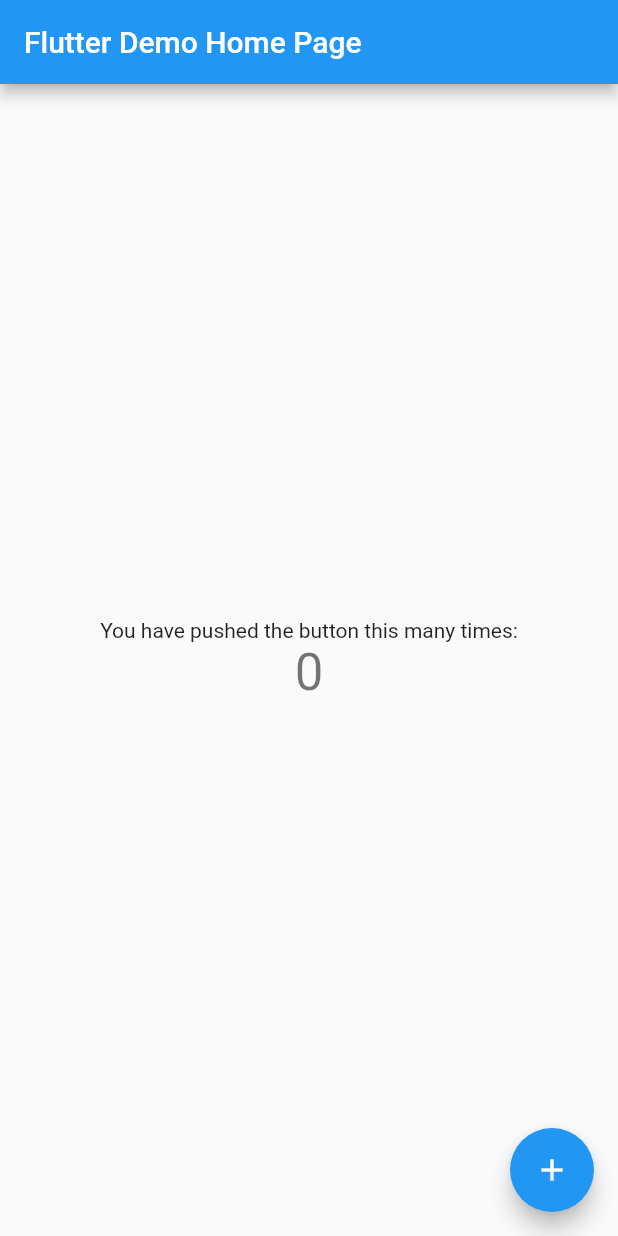
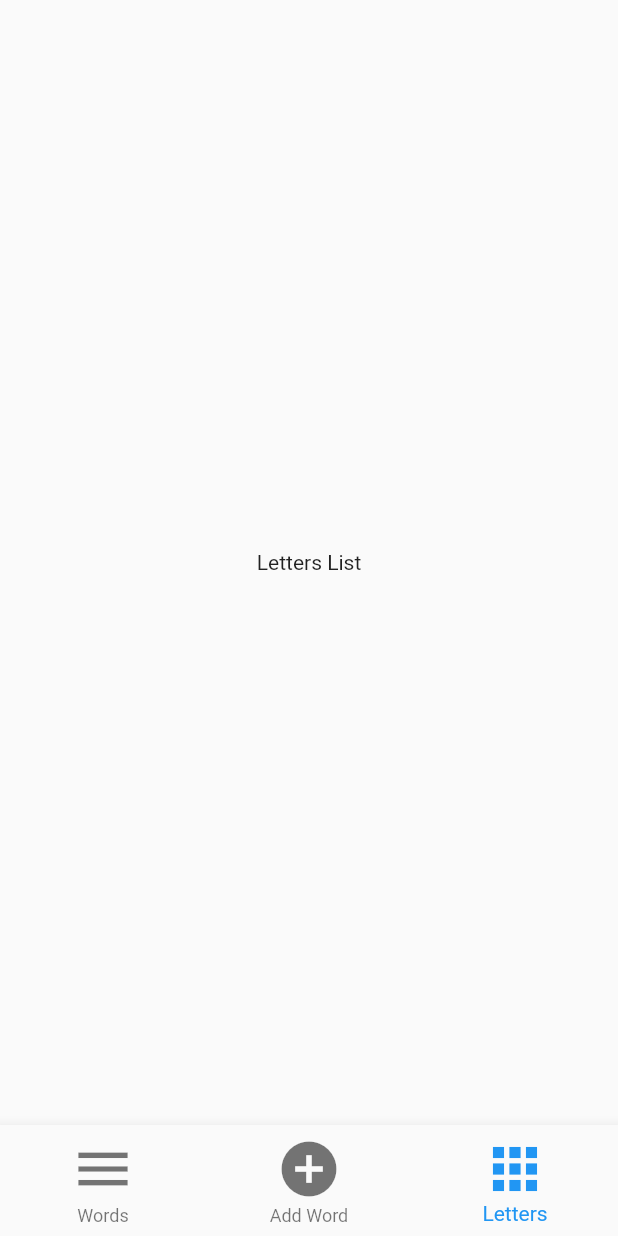
Before and after one commit to cross-team/a2z, a Flutter app: the screen it shows after launch, on a phone screen of 412 x 824 dp. Run offline on Flutter 3.47's test engine with Material 2 defaults, Android fonts, the phone set to English and light mode, and no system bars; our stand-ins replace bloc.

Commit message:
set up basic structure of app

```diff
--- /dev/null
+++ b/lib/bloc/word_bloc.dart
@@ -0,0 +1,18 @@
+import 'dart:async';
+
+import 'package:bloc/bloc.dart';
+import 'package:meta/meta.dart';
+
+part 'word_event.dart';
+part 'word_state.dart';
+
+class WordBloc extends Bloc<WordEvent, WordState> {
+  WordBloc() : super(WordInitial());
+
+  @override
+  Stream<WordState> mapEventToState(
+    WordEvent event,
+  ) async* {
+    // TODO: implement mapEventToState
+  }
+}
--- /dev/null
+++ b/lib/bloc/word_event.dart
@@ -0,0 +1,4 @@
+part of 'word_bloc.dart';
+
+@immutable
+abstract class WordEvent {}
--- /dev/null
+++ b/lib/bloc/word_state.dart
@@ -0,0 +1,6 @@
+part of 'word_bloc.dart';
+
+@immutable
+abstract class WordState {}
+
+class WordInitial extends WordState {}
--- a/lib/main.dart
+++ b/lib/main.dart
@@ -1,4 +1,6 @@
 import 'package:flutter/material.dart';
+import 'package:a2z/screens/addWord/addWordScreen.dart';
+import 'package:a2z/screens/home/homeScreen.dart';
 
 void main() {
   runApp(MyApp());
@@ -26,92 +28,10 @@ class MyApp extends StatelessWidget {
         // closer together (more dense) than on mobile platforms.
         visualDensity: VisualDensity.adaptivePlatformDensity,
       ),
-      home: MyHomePage(title: 'Flutter Demo Home Page'),
+      routes: {
+        '/': (context) => HomeScreen(),
+        '/add': (context) => AddWordScreen(),
+      },
     );
   }
 }
-
-class MyHomePage extends StatefulWidget {
-  MyHomePage({Key key, this.title}) : super(key: key);
-
-  // This widget is the home page of your application. It is stateful, meaning
-  // that it has a State object (defined below) that contains fields that affect
-  // how it looks.
-
-  // This class is the configuration for the state. It holds the values (in this
-  // case the title) provided by the parent (in this case the App widget) and
-  // used by the build method of the State. Fields in a Widget subclass are
-  // always marked "final".
-
-  final String title;
-
-  @override
-  _MyHomePageState createState() => _MyHomePageState();
-}
-
-class _MyHomePageState extends State<MyHomePage> {
-  int _counter = 0;
-
-  void _incrementCounter() {
-    setState(() {
-      // This call to setState tells the Flutter framework that something has
-      // changed in this State, which causes it to rerun the build method below
-      // so that the display can reflect the updated values. If we changed
-      // _counter without calling setState(), then the build method would not be
-      // called again, and so nothing would appear to happen.
-      _counter++;
-    });
-  }
-
-  @override
-  Widget build(BuildContext context) {
-    // This method is rerun every time setState is called, for instance as done
-    // by the _incrementCounter method above.
-    //
-    // The Flutter framework has been optimized to make rerunning build methods
-    // fast, so that you can just rebuild anything that needs updating rather
-    // than having to individually change instances of widgets.
-    return Scaffold(
-      appBar: AppBar(
-        // Here we take the value from the MyHomePage object that was created by
-        // the App.build method, and use it to set our appbar title.
-        title: Text(widget.title),
-      ),
-      body: Center(
-        // Center is a layout widget. It takes a single child and positions it
-        // in the middle of the parent.
-        child: Column(
-          // Column is also a layout widget. It takes a list of children and
-          // arranges them vertically. By default, it sizes itself to fit its
-          // children horizontally, and tries to be as tall as its parent.
-          //
-          // Invoke "debug painting" (press "p" in the console, choose the
-          // "Toggle Debug Paint" action from the Flutter Inspector in Android
-          // Studio, or the "Toggle Debug Paint" command in Visual Studio Code)
-          // to see the wireframe for each widget.
-          //
-          // Column has various properties to control how it sizes itself and
-          // how it positions its children. Here we use mainAxisAlignment to
-          // center the children vertically; the main axis here is the vertical
-          // axis because Columns are vertical (the cross axis would be
-          // horizontal).
-          mainAxisAlignment: MainAxisAlignment.center,
-          children: <Widget>[
-            Text(
-              'You have pushed the button this many times:',
-            ),
-            Text(
-              '$_counter',
-              style: Theme.of(context).textTheme.headline4,
-            ),
-          ],
-        ),
-      ),
-      floatingActionButton: FloatingActionButton(
-        onPressed: _incrementCounter,
-        tooltip: 'Increment',
-        child: Icon(Icons.add),
-      ), // This trailing comma makes auto-formatting nicer for build methods.
-    );
-  }
-}
--- /dev/null
+++ b/lib/models/word.dart
@@ -0,0 +1,8 @@
+class Word {
+  String name;
+  String letter;
+  String definition;
+  String question;
+
+  Word(this.name, this.letter, this.definition, this.question);
+}
--- /dev/null
+++ b/lib/screens/home/homeScreen.dart
@@ -0,0 +1,56 @@
+import 'package:flutter/material.dart';
+
+class HomeScreen extends StatefulWidget {
+  @override
+  _HomeScreenState createState() => _HomeScreenState();
+}
+
+class _HomeScreenState extends State<HomeScreen> {
+  int _selectedIndex = 2;
+
+  void _onItemTapped(int index) {
+    setState(() {
+      _selectedIndex = index;
+    });
+  }
+
+  Widget build(BuildContext context) {
+    return Scaffold(
+        body: Center(
+            child: Text((() {
+          switch (_selectedIndex) {
+            case 0:
+              return 'Words List';
+              break;
+            case 1:
+              return 'Add a Word';
+              break;
+            case 2:
+              return 'Letters List';
+              break;
+            default:
+              return '';
+              break;
+          }
+        }()))),
+        bottomNavigationBar: BottomNavigationBar(
+          items: const <BottomNavigationBarItem>[
+            BottomNavigationBarItem(
+              icon: Icon(Icons.menu),
+              title: Text('Words'),
+            ),
+            BottomNavigationBarItem(
+              icon: Icon(Icons.add_circle),
+              title: Text('Add Word'),
+            ),
+            BottomNavigationBarItem(
+              icon: Icon(Icons.apps),
+              title: Text('Letters'),
+            ),
+          ],
+          currentIndex: _selectedIndex,
+          onTap: _onItemTapped,
+          iconSize: 44,
+        ));
+  }
+}
--- a/pubspec.yaml
+++ b/pubspec.yaml
@@ -23,6 +23,8 @@ environment:
 dependencies:
   flutter:
     sdk: flutter
+  bloc: ^6.0.0
+  flutter_bloc: ^6.0.0
 
 
   # The following adds the Cupertino Icons font to your application.
```
Also changed, not shown: lib/screens/addWord/addWordScreen.dart (added, +14 -0 lines), lib/screens/home/lettersScreen.dart (added, +43 -0 lines), lib/screens/home/wordsScreen.dart (added, +43 -0 lines), pubspec.lock.
